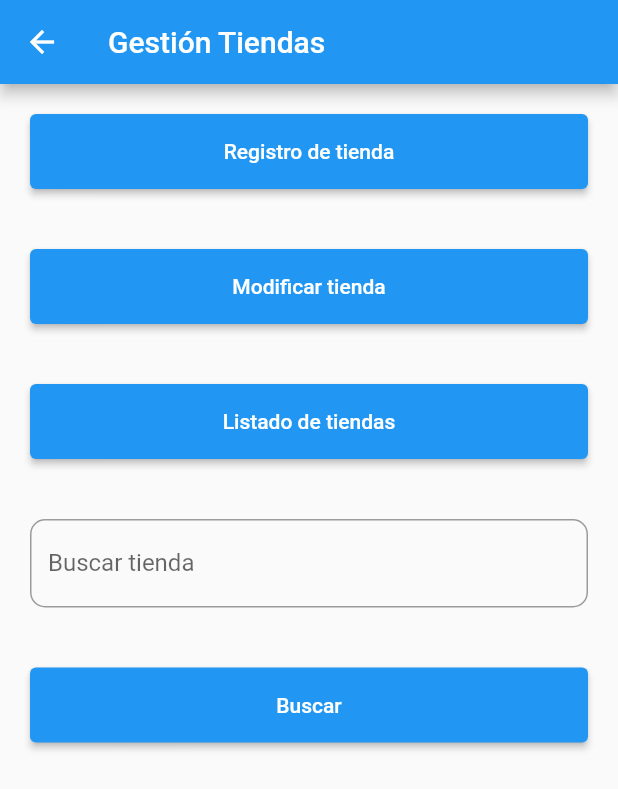
After one commit to Leonardov7/AppFlutter_06, a Flutter app: the screen it shows after launch, after a tap on "Gestionar tienda", on a phone screen of 412 x 824 dp. The commit adds this screen. Shown: the top 789 px of the screen. Run offline on Flutter 3.47's test engine with Material 2 defaults, Android fonts, the phone set to English and light mode, and no system bars; our stand-ins replace cloud_firestore, firebase_core; accounts and stored records are empty.

Commit message:
Gestión de tienda, buscar tienda

```diff
--- /dev/null
+++ b/lib/Tiendas/GestionTiendas.dart
@@ -0,0 +1,87 @@
+import 'package:flutter/material.dart';
+import 'ShopRegister.dart';
+import 'Shop.dart';
+import '../buscar.dart';
+
+class GestionTiendas extends StatefulWidget {
+  @override
+  GestionTiendasApp createState() => GestionTiendasApp();
+}
+//
+class GestionTiendasApp extends State<GestionTiendas> {
+  TextEditingController busqueda=TextEditingController();
+  @override
+  Widget build(BuildContext context) {
+
+    ///++++++++++++++++++++++++++++
+    return Scaffold(
+      appBar: AppBar(
+        title: Text("Gestión Tiendas"),
+      ),body:SingleChildScrollView(
+      child: Column(
+    children: [
+      Padding(
+        padding: EdgeInsets.all(20),
+        child: Center(
+          child: ElevatedButton(
+            style: ElevatedButton.styleFrom(minimumSize: Size(500, 50)),
+            onPressed: (){
+              Navigator.push(context, MaterialPageRoute(builder: (_) => ShopRegister()));
+            },
+            child:Text("Registro de tienda"),
+          ),
+        ),
+      ),
+      Padding(
+        padding: EdgeInsets.all(20),
+        child: Center(
+          child: ElevatedButton(
+            style: ElevatedButton.styleFrom(minimumSize: Size(500, 50)),
+            onPressed: (){
+           //   Navigator.push(context, MaterialPageRoute(builder: (_) => Login()));
+            },
+            child:Text("Modificar tienda"),
+          ),
+        ),
+      ),
+      Padding(
+        padding: EdgeInsets.all(20),
+        child: Center(
+          child: ElevatedButton(
+            style: ElevatedButton.styleFrom(minimumSize: Size(500, 50)),
+            onPressed: (){
+              Navigator.push(context, MaterialPageRoute(builder: (_) => Shop()));
+            },
+            child:Text("Listado de tiendas"),
+          ),
+        ),
+      ),
+      Padding(
+        padding: EdgeInsets.all(20),
+        child: TextField(
+          controller: busqueda,
+          decoration: InputDecoration(
+            border: OutlineInputBorder(
+                borderRadius: BorderRadius.circular(10)),
+            labelText: 'Buscar tienda',
+            hintText: 'Digite palabra clave de la tienda',
+          ),
+        ),
+      ),
+      Padding(
+        padding: EdgeInsets.all(20),
+        child: ElevatedButton(
+          style: ElevatedButton.styleFrom(minimumSize: Size(500, 50)),
+          onPressed: () {
+
+            Navigator.push(context, MaterialPageRoute(builder: (_) => buscar(busqueda.text)));
+          },
+          child: Text("Buscar"),
+        ),
+      ),
+    ],
+    ),
+    ),
+    );
+  }
+}
--- a/lib/Usuarios/Login.dart
+++ b/lib/Usuarios/Login.dart
@@ -31,8 +31,8 @@ class LoginApp extends State<Login> {
               mensaje("Correcto","Usuario correcto");
               print(cursor.get("nombreUsuario"));
               flag = 1;
-              Navigator.push(
-                  context, MaterialPageRoute(builder: (_) => buscar()));
+             // Navigator.push(
+                 // context, MaterialPageRoute(builder: (_) => buscar()));
             }
           }
         }
--- a/lib/main.dart
+++ b/lib/main.dart
@@ -5,6 +5,7 @@ import 'buscar.dart';
 import 'Tiendas/Shop.dart';
 import 'Tiendas/ShopRegister.dart';
 import 'Usuarios/GestionUsuario.dart';
+import 'Tiendas/GestionTiendas.dart';
 void main() {
   WidgetsFlutterBinding.ensureInitialized();
   Firebase.initializeApp();
@@ -26,6 +27,7 @@ class Home extends StatefulWidget {
 
 @override
 class HomeStart extends State<Home> {
+  TextEditingController busqueda=TextEditingController();
   @override
   Widget build(BuildContext context) {
     return MaterialApp(
@@ -52,6 +54,7 @@ class HomeStart extends State<Home> {
                 padding:
                     EdgeInsets.only(left: 20, top: 10, right: 20, bottom: 0),
                 child: TextField(
+                  controller: busqueda,
                   decoration: InputDecoration(
                       border: OutlineInputBorder(),
                       labelText: 'búsqueda',
@@ -62,42 +65,35 @@ class HomeStart extends State<Home> {
                 padding:
                     EdgeInsets.only(left: 20, top: 20, right: 20, bottom: 0),
                 child: ElevatedButton(
+                  style: ElevatedButton.styleFrom(minimumSize: Size(500, 50)),
                   onPressed: () {
                     print("presionado");
                     Navigator.push(
-                        context, MaterialPageRoute(builder: (_) => buscar()));
+                        context, MaterialPageRoute(builder: (_) => buscar(busqueda.text)));
                   },
                   child: Text('Buscar'),
+                ),
+              ),
+
+              Padding(
+                padding:
+                    EdgeInsets.only(left: 20, top: 20, right: 20, bottom: 0),
+                child: ElevatedButton(
+                  style: ElevatedButton.styleFrom(minimumSize: Size(500, 50)),
+                  onPressed: () {
+
+
+                    Navigator.push(context,
+                        MaterialPageRoute(builder: (_) => GestionTiendas()));
+                  },
+                  child: Text('Gestionar tienda'),
                 ),
               ),
               Padding(
                 padding:
                     EdgeInsets.only(left: 20, top: 20, right: 20, bottom: 0),
                 child: ElevatedButton(
-                  onPressed: () {
-                    //print("presionado");
-                    Navigator.push(
-                        context, MaterialPageRoute(builder: (_) => Shop()));
-                  },
-                  child: Text('Listado de tiendas'),
-                ),
-              ),
-              Padding(
-                padding:
-                    EdgeInsets.only(left: 20, top: 20, right: 20, bottom: 0),
-                child: ElevatedButton(
-                  onPressed: () {
-                    //print("presionado");
-                    Navigator.push(context,
-                        MaterialPageRoute(builder: (_) => ShopRegister()));
-                  },
-                  child: Text('Registrar tienda'),
-                ),
-              ),
-              Padding(
-                padding:
-                    EdgeInsets.only(left: 20, top: 20, right: 20, bottom: 0),
-                child: ElevatedButton(
+                  style: ElevatedButton.styleFrom(minimumSize: Size(500, 50)),
                   onPressed: () {
                     //print("presionado");
                     Navigator.push(context,
```
Also changed, not shown: lib/Tiendas/Shop.dart (+1 -36 lines), lib/buscar.dart (+62 -1 lines), lib/Tiendas/ShopOne.dart (added).
